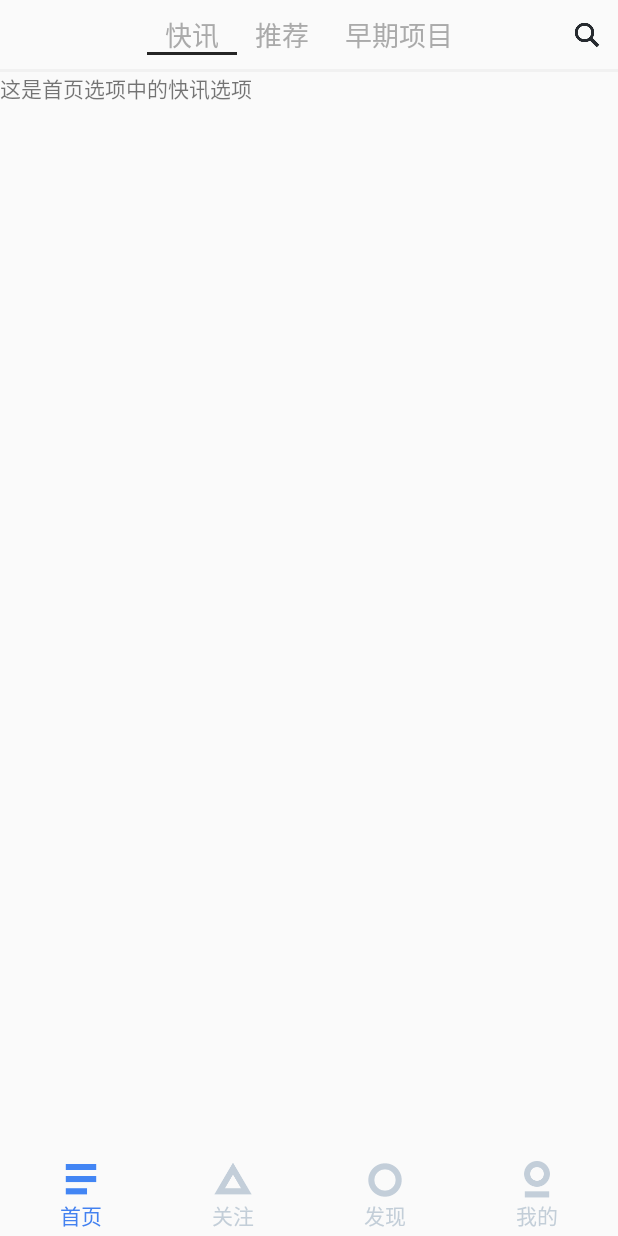
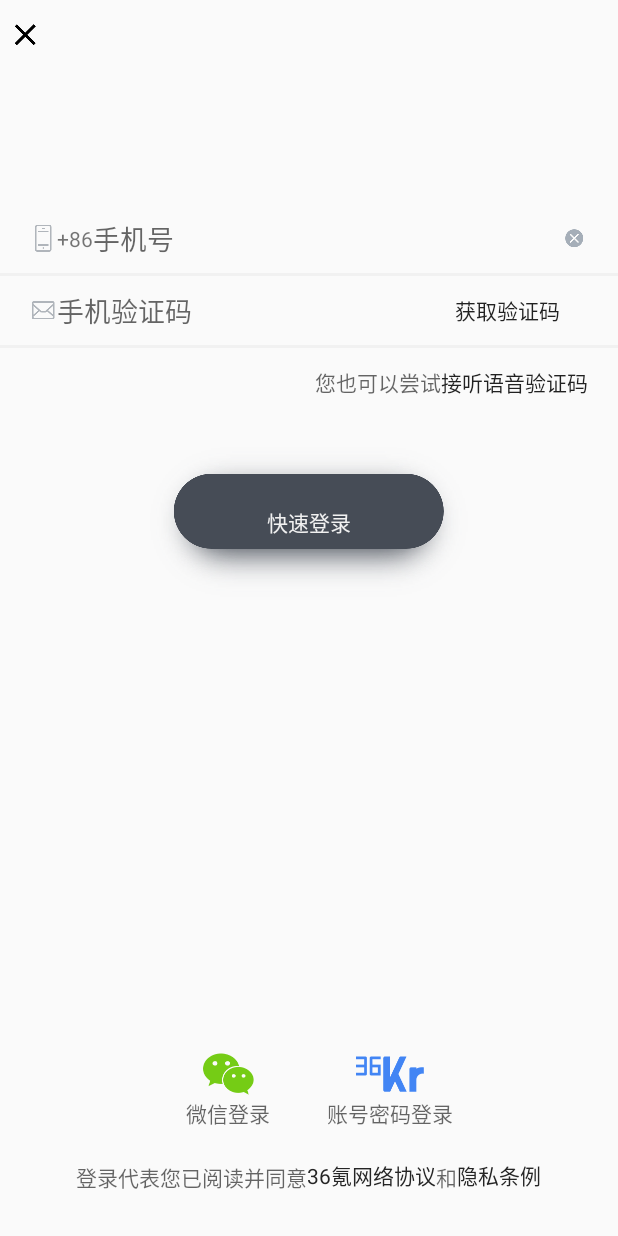
Before and after one commit to xiaoyulu1105/36Kr, an Android app: the screen it shows after launch (MainActivity before the commit, MinePhoneLoginActivity after it), on a phone screen of 412 x 824 dp. Run offline under Robolectric (Android 15) with nearby library versions, the phone set to English and light mode, and no system bars.

Commit message:
将 MinePhoneLoginActivity 类, 及手机获取验证码界面的布局文件 简单铺建完成

```diff
--- a/app/build.gradle
+++ b/app/build.gradle
@@ -18,10 +18,11 @@ android {
         }
     }
 }
-
+// 依赖
 dependencies {
     compile fileTree(include: ['*.jar'], dir: 'libs')
     testCompile 'junit:junit:4.12'
     compile 'com.android.support:appcompat-v7:23.3.0'
     compile 'com.android.support:design:23.3.0'
+    compile 'com.google.code.gson:gson:2.7'
 }
--- a/app/src/main/AndroidManifest.xml
+++ b/app/src/main/AndroidManifest.xml
@@ -8,10 +8,11 @@
         android:label="@string/app_name"
         android:supportsRtl="true"
         android:theme="@style/MyAppTheme">
-        <activity android:name=".main.MainActivity">
+        <activity android:name=".main.MainActivity"></activity>
+        <activity android:name=".main.StartActivity">
 
         </activity>
-        <activity android:name=".main.StartActivity">
+        <activity android:name=".mine.MinePhoneLoginActivity">
             <intent-filter>
                 <action android:name="android.intent.action.MAIN" />
 
--- /dev/null
+++ b/app/src/main/java/com/example/dllo/a36kr/mine/MinePhoneLoginActivity.java
@@ -0,0 +1,25 @@
+package com.example.dllo.a36kr.mine;
+
+import android.support.v7.app.AppCompatActivity;
+import android.os.Bundle;
+
+import com.example.dllo.a36kr.R;
+import com.example.dllo.a36kr.baseclass.BaseActivity;
+
+public class MinePhoneLoginActivity extends BaseActivity {
+
+    @Override
+    protected int getLayout() {
+        return R.layout.activity_mine_phone_login;
+    }
+
+    @Override
+    protected void initViews() {
+
+    }
+
+    @Override
+    protected void initData() {
+
+    }
+}
--- a/app/src/main/java/com/example/dllo/a36kr/recommend/RecommendFragment.java
+++ b/app/src/main/java/com/example/dllo/a36kr/recommend/RecommendFragment.java
@@ -40,6 +40,8 @@ public class RecommendFragment extends BaseFragment {
         adapter.setFragmentArrayList(fragmentArrayList);
 
         viewPager.setAdapter(adapter);
+        // 设置选用第二个标题
+        viewPager.setCurrentItem(1);
         tabLayout.setupWithViewPager(viewPager);
 
         // 设置 tabLayout 文字的大小, 在布局文件中实现
--- /dev/null
+++ b/app/src/main/res/layout/activity_mine_phone_login.xml
@@ -0,0 +1,197 @@
+<?xml version="1.0" encoding="utf-8"?>
+<LinearLayout xmlns:android="http://schemas.android.com/apk/res/android"
+    xmlns:tools="http://schemas.android.com/tools"
+    android:layout_width="match_parent"
+    android:layout_height="match_parent"
+    android:orientation="vertical"
+    tools:context="com.example.dllo.a36kr.mine.MinePhoneLoginActivity">
+
+    <!--我的选项, 点击登录后跳转到的界面-->
+    <ImageButton
+        android:layout_width="wrap_content"
+        android:layout_height="@dimen/activity_item_height"
+        android:src="@mipmap/ic_common_close_black"
+        android:background="@null"
+        android:layout_marginBottom="80dp"
+        android:layout_marginLeft="10dp"
+        />
+
+    <!--第一行: 输入手机号-->
+    <LinearLayout
+        android:layout_width="match_parent"
+        android:layout_height="@dimen/activity_item_height"
+        android:orientation="horizontal"
+        android:layout_marginLeft="@dimen/mine_phonelogin_blankwidth"
+        android:layout_marginRight="@dimen/mine_phonelogin_blankwidth"
+        android:layout_marginTop="10dp"
+        >
+        <TextView
+            android:layout_width="wrap_content"
+            android:layout_height="match_parent"
+            android:drawableLeft="@mipmap/icon_phone"
+            android:text="+86"
+            android:gravity="center"
+            />
+
+        <EditText
+            android:layout_width="0dp"
+            android:layout_weight="1"
+            android:layout_height="match_parent"
+            android:hint="手机号"
+            android:background="@null"
+            />
+        <ImageButton
+            android:layout_width="wrap_content"
+            android:layout_height="match_parent"
+            android:src="@mipmap/icon_del_all_highlight"
+            android:background="@null"
+            />
+    </LinearLayout>
+    <include layout="@layout/dividedline_mine"/>
+
+    <!--第二行: 获取手机验证码-->
+    <LinearLayout
+        android:layout_width="match_parent"
+        android:layout_height="@dimen/activity_item_height"
+        android:orientation="horizontal"
+        android:layout_marginLeft="@dimen/mine_phonelogin_blankwidth"
+        android:layout_marginRight="@dimen/mine_phonelogin_blankwidth"
+        >
+        <ImageView
+            android:layout_width="wrap_content"
+            android:layout_height="match_parent"
+            android:src="@mipmap/icon_message"
+            android:gravity="center"
+            />
+
+        <EditText
+            android:layout_width="0dp"
+            android:layout_weight="1"
+            android:layout_height="match_parent"
+            android:hint="手机验证码"
+            android:background="@null"
+            />
+        <TextView
+            android:layout_width="40dp"
+            android:layout_height="match_parent" />
+        <Button
+            android:layout_width="wrap_content"
+            android:layout_height="match_parent"
+            android:text="获取验证码"
+            android:background="@null"
+            android:layout_marginRight="10dp"
+            />
+    </LinearLayout>
+    <include layout="@layout/dividedline_mine"/>
+
+    <!--第三行: 获取语音验证码-->
+    <LinearLayout
+        android:layout_width="match_parent"
+        android:layout_height="@dimen/activity_item_height"
+        android:orientation="horizontal"
+        android:layout_marginLeft="@dimen/mine_phonelogin_blankwidth"
+        android:layout_marginRight="@dimen/mine_phonelogin_blankwidth"
+        >
+        <LinearLayout
+            android:layout_width="0dp"
+            android:layout_weight="1"
+            android:layout_height="match_parent"
+            android:orientation="vertical">
+            <TextView
+                android:layout_width="wrap_content"
+                android:layout_height="match_parent"
+                android:hint="您也可以尝试"
+                android:gravity="center"
+                android:layout_gravity="right"
+                />
+        </LinearLayout>
+        <Button
+            android:id="@+id/mine_phonelogin_getvoicecode_btn"
+            android:layout_width="wrap_content"
+            android:layout_height="match_parent"
+            android:text="接听语音验证码"
+            android:layout_alignParentRight="true"
+            android:background="@null"
+            />
+    </LinearLayout>
+
+    <!--第四行: 快速登录按钮-->
+    <LinearLayout
+        android:layout_width="match_parent"
+        android:layout_height="wrap_content"
+        android:orientation="vertical">
+        <Button
+            android:layout_width="wrap_content"
+            android:layout_height="wrap_content"
+            android:text="快速登录"
+            android:textColor="@color/colorMineDividedLine"
+            android:background="@mipmap/bt_follow"
+            android:layout_gravity="center"
+            android:layout_marginTop="20dp"
+            />
+    </LinearLayout>
+
+    <!--第五行: 空白占位-->
+    <TextView
+        android:layout_width="match_parent"
+        android:layout_height="0dp"
+        android:layout_weight="1"/>
+
+    <!--第六行: 三方登录-->
+    <LinearLayout
+        android:layout_width="wrap_content"
+        android:layout_height="wrap_content"
+        android:orientation="horizontal"
+        android:layout_gravity="center"
+        android:layout_marginBottom="@dimen/mine_phonelogin_blankwidth">
+        <Button
+            android:layout_width="wrap_content"
+            android:layout_height="wrap_content"
+            android:drawableTop="@mipmap/ic_login_wechat"
+            android:hint="微信登录"
+            android:gravity="center"
+            android:background="@null"
+            android:layout_marginRight="20dp"
+            />
+
+        <Button
+            android:layout_width="wrap_content"
+            android:layout_height="wrap_content"
+            android:drawableTop="@mipmap/ic_login_kr"
+            android:hint="账号密码登录"
+            android:gravity="center"
+            android:background="@null"
+            />
+    </LinearLayout>
+
+    <!--第七行: 最后一行: 协议-->
+    <LinearLayout
+        android:layout_width="wrap_content"
+        android:layout_height="wrap_content"
+        android:orientation="horizontal"
+        android:layout_gravity="center"
+        android:layout_marginBottom="30dp">
+        <TextView
+            android:layout_width="wrap_content"
+            android:layout_height="wrap_content"
+            android:hint="登录代表您已阅读并同意"/>
+        <TextView
+            android:layout_width="wrap_content"
+            android:layout_height="wrap_content"
+            android:text="36氪网络协议"
+            android:textColor="@color/colorRecommendTabIsSelected"
+            android:contextClickable="true"
+            />
+        <TextView
+            android:layout_width="wrap_content"
+            android:layout_height="wrap_content"
+            android:hint="和"/>
+        <TextView
+            android:layout_width="wrap_content"
+            android:layout_height="wrap_content"
+            android:text="隐私条例"
+            android:textColor="@color/colorRecommendTabIsSelected"
+            />
+    </LinearLayout>
+
+</LinearLayout>
--- a/app/src/main/res/layout/fragment_follow.xml
+++ b/app/src/main/res/layout/fragment_follow.xml
@@ -60,7 +60,10 @@
     <Button
         android:layout_width="wrap_content"
         android:layout_height="wrap_content"
+        android:background="@mipmap/bt_follow"
         android:text="去看看"
+        android:textSize="@dimen/activity_item_textsize"
+        android:textColor="@color/colorMineDividedLine"
         android:layout_gravity="center"
         android:layout_margin="40dp"/>
 
--- a/app/src/main/res/layout/fragment_recommend.xml
+++ b/app/src/main/res/layout/fragment_recommend.xml
@@ -30,7 +30,6 @@
     </RelativeLayout>
     <include layout="@layout/dividedline_mine"/>
 
-
     <android.support.v4.view.ViewPager
         android:layout_width="match_parent"
         android:layout_height="match_parent"
--- a/app/src/main/res/values/colors.xml
+++ b/app/src/main/res/values/colors.xml
@@ -14,6 +14,7 @@
     <color name="colorRecommendTabNotSelected">#9b9b9b</color>
 
     <!-- 我的选项中分割线的颜色-->
+    <!-- 也用在了关注项初始化也的去看看button文字上-->
     <color name="colorMineDividedLine">#f1f1f1</color>
 
 </resources>
--- a/app/src/main/res/values/dimens.xml
+++ b/app/src/main/res/values/dimens.xml
@@ -1,7 +1,7 @@
 <resources>
     <!-- Default screen margins, per the Android Design guidelines. -->
-    <dimen name="activity_horizontal_margin">6dp</dimen>
-    <dimen name="activity_vertical_margin">6dp</dimen>
+    <dimen name="activity_horizontal_margin">16dp</dimen>
+    <dimen name="activity_vertical_margin">16dp</dimen>
 
     <!--设置上面的标题的高度-->
     <dimen name="activity_item_height">46dp</dimen>
@@ -9,5 +9,7 @@
     <!--设置上面标题的文字的大小-->
     <dimen name="activity_item_textsize">18sp</dimen>
 
+    <!--设置我的选项 手机登录界面 的 输手机号那一行的左右空白间距-->
+    <dimen name="mine_phonelogin_blankwidth">20dp</dimen>
 
 </resources>
```
Also changed, not shown: 3 other files.
